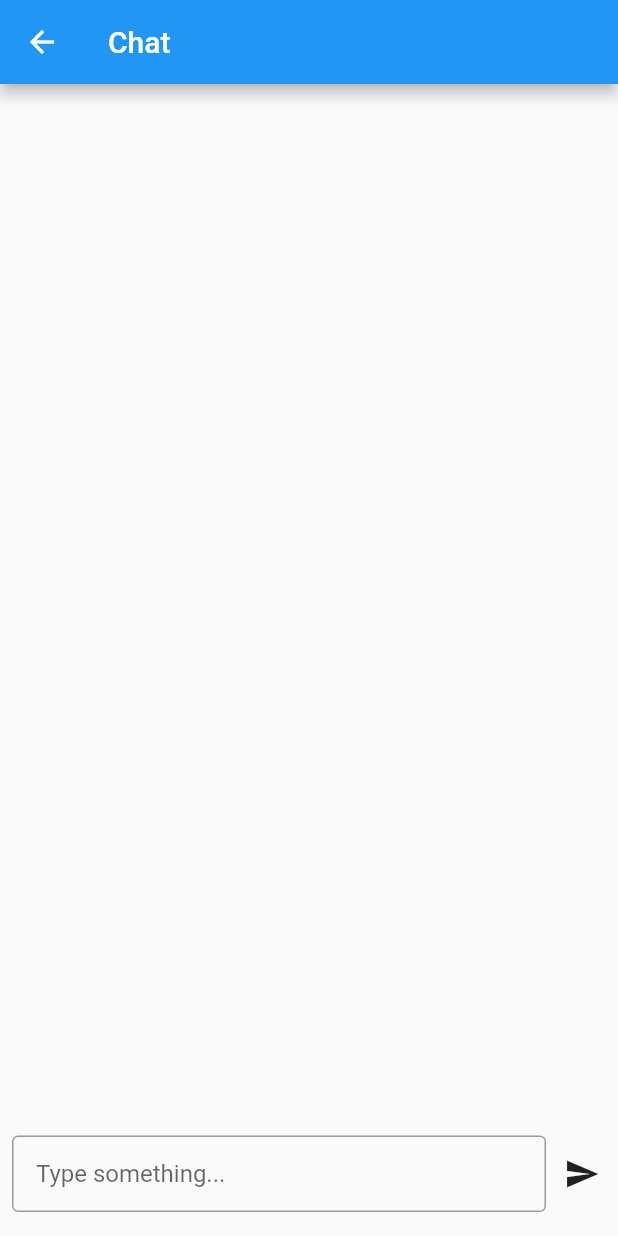
After one commit to Liyobor/Flutter_Android_Wifi_Direct, a Flutter app: the ChatPage screen opened by its route, after a tap on the "send" icon, on a phone screen of 412 x 824 dp. The commit adds this screen. Run offline on Flutter 3.47's test engine with Material 2 defaults, Android fonts, the phone set to English and light mode, and no system bars; our stand-ins replace flutter_easyloading, permission_handler.

Commit message:
add chat feature

```diff
--- /dev/null
+++ b/lib/chat_room.dart
@@ -0,0 +1,76 @@
+import 'package:flutter/material.dart';
+import 'package:provider/provider.dart';
+import 'portal_manager.dart';
+
+class ChatPage extends StatefulWidget {
+  const ChatPage({super.key});
+
+  @override
+  State createState() => ChatPageState();
+}
+
+class ChatPageState extends State<ChatPage> {
+
+  void _submitText(String text) {
+    final pMgr = PortalManager();
+    _chatController.clear();
+    // pMgr.messageBox.insert(
+    //     0,
+    //     Container(
+    //       alignment: Alignment.centerRight,
+    //       child: Text(
+    //         text,
+    //         style: const TextStyle(fontSize: 50),
+    //       ),
+    //     ));
+    pMgr.sendMessage(text);
+  }
+
+  final TextEditingController _chatController = TextEditingController();
+  // final List<Widget> _message = [];
+  // final pMgr = PortalManager();
+
+  @override
+  Widget build(BuildContext context) {
+    return Scaffold(
+        // resizeToAvoidBottomInset: false,
+        appBar: AppBar(
+          title: const Text('Chat'),
+        ),
+        body: Column(
+          children: <Widget>[
+            Expanded(
+              child: Consumer<MessageList>(
+                builder: (_, mL, __) =>
+                    ListView.builder(
+                      reverse: true,
+                      padding: const EdgeInsets.all(8.0),
+                      itemBuilder: (context, index) => mL.box[index],
+                      itemCount: mL.box.length,
+                ),
+              ),
+            ),
+            Container(
+                margin: const EdgeInsets.fromLTRB(8,0,0,16),
+                child: Row(
+                  children: <Widget>[
+                    Flexible(
+                      child: TextField(
+                        decoration: const InputDecoration(
+                            contentPadding: EdgeInsets.all(16.0),
+                            border: OutlineInputBorder(),
+                            hintText: 'Type something...'),
+                        controller: _chatController,
+                        onSubmitted: _submitText,
+                      ),
+                    ),
+                    IconButton(
+                      icon: const Icon(Icons.send),
+                      onPressed: () => _submitText(_chatController.text),
+                    ),
+                  ],
+                ))
+          ],
+        ));
+  }
+}
--- a/lib/main.dart
+++ b/lib/main.dart
@@ -4,6 +4,8 @@ import 'package:flutter_easyloading/flutter_easyloading.dart';
 import 'package:permission_handler/permission_handler.dart';
 import 'package:provider/provider.dart';
 
+import 'chat_room.dart';
+import 'navigation_service.dart';
 import 'wifi_page.dart';
 
 
@@ -38,6 +40,10 @@ Future<void> main() async {
           create: (_) => portal.wifiList,
           initialData: const WifiList(wifiList: []),
         ),
+        StreamProvider<MessageList>(
+          create: (_) => portal.messageList,
+          initialData: const MessageList(box: []),
+        ),
       ], child: const MyApp())
   );
 }
@@ -49,6 +55,21 @@ class MyApp extends StatelessWidget {
   @override
   Widget build(BuildContext context) {
     return MaterialApp(
+      onGenerateRoute: (settings) {
+        WidgetBuilder builder;
+        switch(settings.name) {
+          case '/':
+            builder = (_) => const WifiPage();
+            break;
+          case '/chat':
+            builder = (_) => const ChatPage();
+            break;
+          default:
+            throw Exception('路由名稱有誤: ${settings.name}');
+        }
+        return MaterialPageRoute(builder: builder, settings: settings);
+      },
+      navigatorKey: NavigationService.navigatorKey,
       debugShowCheckedModeBanner: false,
       title: 'Flutter Demo',
       builder: EasyLoading.init(),
--- /dev/null
+++ b/lib/navigation_service.dart
@@ -0,0 +1,6 @@
+import 'package:flutter/material.dart';
+
+class NavigationService {
+  static GlobalKey<NavigatorState> navigatorKey =
+  GlobalKey<NavigatorState>();
+}
--- a/lib/portal_manager.dart
+++ b/lib/portal_manager.dart
@@ -4,11 +4,16 @@ import 'dart:async';
 
 
 
-import 'package:flutter/cupertino.dart';
+
+
+import 'package:flutter/material.dart';
 import 'package:flutter/services.dart';
 import 'dart:developer';
 
 import 'package:flutter_easyloading/flutter_easyloading.dart';
+
+import 'chat_room.dart';
+import 'navigation_service.dart';
 
 
 
@@ -27,9 +32,16 @@ class PortalManager{
   final StreamController<WifiList> _wifiListStreamController =
   StreamController.broadcast();
 
+  final StreamController<MessageList> _messageStreamController =
+  StreamController.broadcast();
+
+  Stream<MessageList> get messageList => _messageStreamController.stream;
+
   static const methodChannel = MethodChannel("com.liyobor.android_wifi_direct.method");
   static const eventStream = EventChannel("com.liyobor.android_wifi_direct.event");
   late final StreamSubscription _eventSubscription;
+
+  final List<Widget> messageBox = [];
 
   void init() {
     _eventSubscription = eventStream.receiveBroadcastStream().listen(onUpdate,
@@ -38,9 +50,9 @@ class PortalManager{
         });
   }
 
-  void sendMessage() {
-    invokeMethod("sendMessage", null);
-  }
+  // void sendMessage(String message) {
+  //   invokeMethod("sendMessage", message);
+  // }
 
   void createServerSocketThread() {
     invokeMethod("createServerSocketThread", null);
@@ -52,6 +64,22 @@ class PortalManager{
 
   void connectToDevice(int index){
     invokeMethod("connectToDevice", index);
+  }
+
+
+  void sendMessage(String text){
+    invokeMethod("sendMessage", text);
+    messageBox.insert(
+        0,
+        Container(
+          alignment: Alignment.centerRight,
+          child: Text(
+            text,
+            style: const TextStyle(fontSize: 50),
+          ),
+        )
+    );
+    _messageStreamController.sink.add(MessageList(box: messageBox));
   }
 
 
@@ -73,6 +101,24 @@ class PortalManager{
       if(wifiList.isNotEmpty){
         EasyLoading.dismiss();
       }
+    }
+    if(data["receivedMessage"]!=null){
+      String receivedMessage = data["receivedMessage"];
+      messageBox.insert(
+          0,
+          Container(
+            alignment: Alignment.centerLeft,
+            child: Text(
+              receivedMessage,
+              style: const TextStyle(fontSize: 50),
+            ),
+          ));
+      _messageStreamController.sink.add(MessageList(box:messageBox));
+    }
+
+    if(data["enterChat"]!=null){
+
+      NavigationService.navigatorKey.currentState?.pushNamed("/chat");
     }
   }
 
@@ -104,5 +150,12 @@ class WifiList{
   const WifiList(
       {required this.wifiList});
   final List wifiList;
+}
 
+
+@immutable
+class MessageList{
+  const MessageList(
+      {required this.box});
+  final List<Widget> box;
 }
```
Also changed, not shown: lib/wifi_page.dart (+11 -7 lines), 3 other files.
